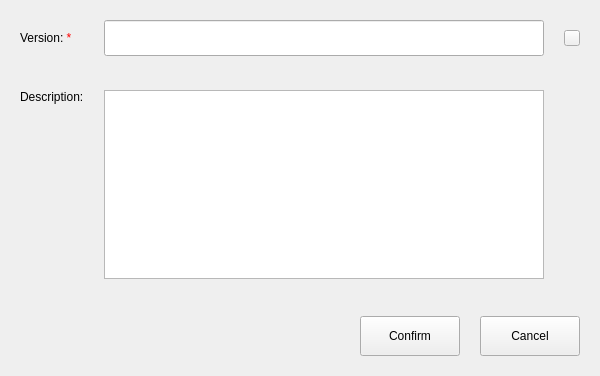
Qt form src/pages/container/container-manager/container-backup-operate-dialog.ui (openeuler-mirror/ks-scmc-gui) before a commit.
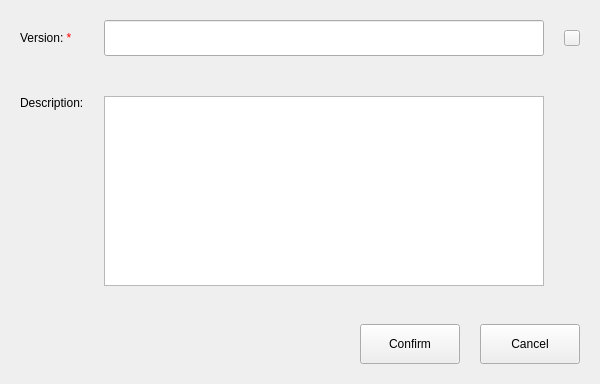
The same form after that commit. Custom widgets are drawn as their Qt base class.

Commit message:
fix(backup):when user click comfirn btn repeatedly,don't create multiple backups - 当用户重复点击确认按钮时，不会创建重复的备份
Fixes #67452

Patch:
```diff
--- a/src/pages/container/container-manager/container-backup-operate-dialog.ui
+++ b/src/pages/container/container-manager/container-backup-operate-dialog.ui
@@ -7,7 +7,7 @@
     <x>0</x>
     <y>0</y>
     <width>600</width>
-    <height>376</height>
+    <height>384</height>
    </rect>
   </property>
   <property name="minimumSize">
@@ -105,6 +105,24 @@
          </item>
          <item row="1" column="1">
           <widget class="QLabel" name="label_tip_version">
+           <property name="sizePolicy">
+            <sizepolicy hsizetype="Preferred" vsizetype="Fixed">
+             <horstretch>0</horstretch>
+             <verstretch>0</verstretch>
+            </sizepolicy>
+           </property>
+           <property name="minimumSize">
+            <size>
+             <width>0</width>
+             <height>20</height>
+            </size>
+           </property>
+           <property name="maximumSize">
+            <size>
+             <width>16777215</width>
+             <height>20</height>
+            </size>
+           </property>
            <property name="text">
             <string/>
            </property>
```
The commit also changes 2 other files.
